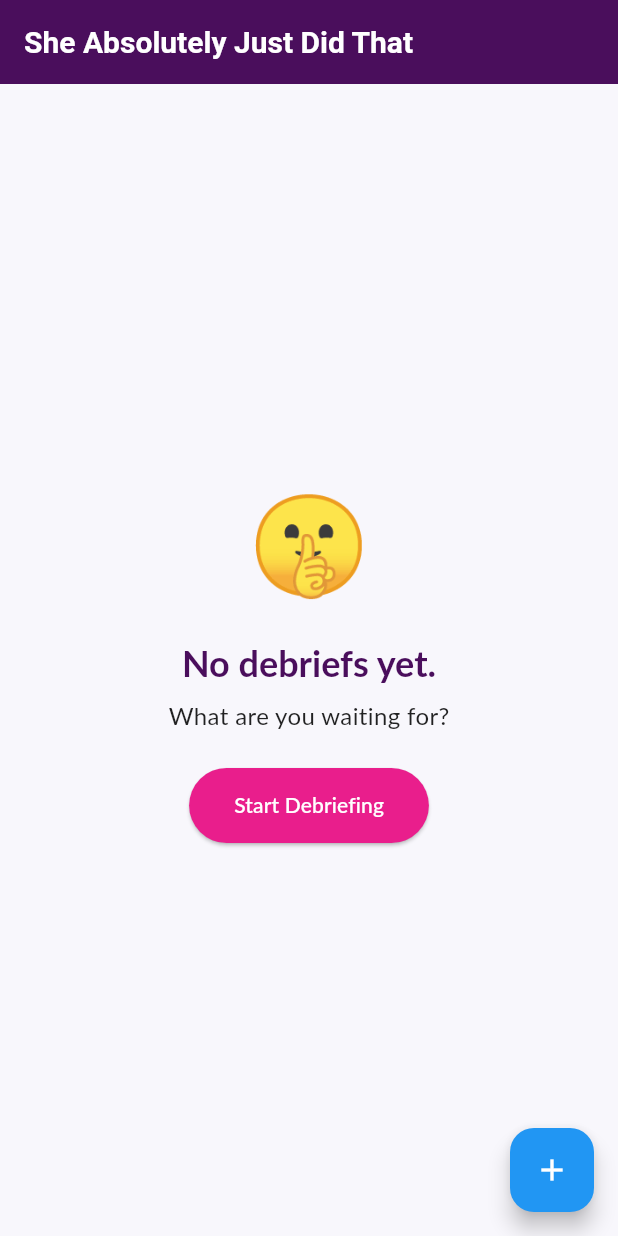
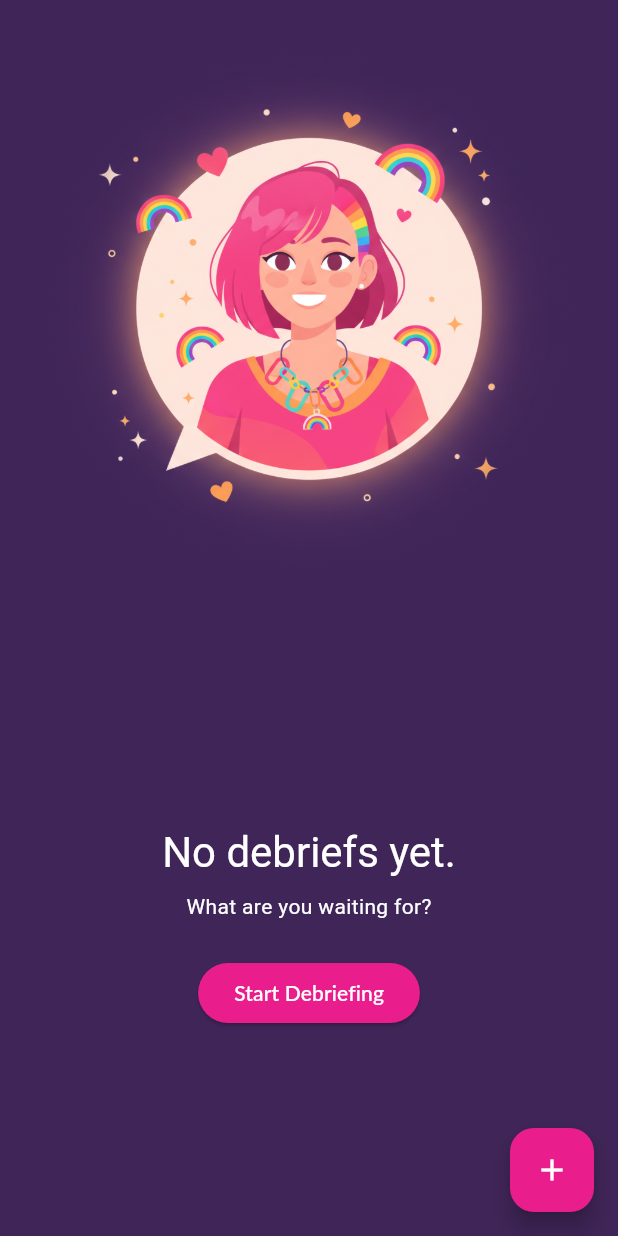
Before and after one commit to aprajnaparamita/shedidthat, a Flutter app: the screen it shows after launch, on a phone screen of 412 x 824 dp. Run offline on Flutter 3.47's test engine with Material 3 defaults, Android fonts, the phone set to English and light mode, and no system bars; drawn by our look-alikes of sentry_flutter; our stand-ins replace device_info_plus, shared_preferences; network calls fail.

Commit message:
updating colors and assets

```diff
--- a/frontend/lib/main.dart
+++ b/frontend/lib/main.dart
@@ -34,8 +34,9 @@ class MyApp extends StatelessWidget {
   Widget build(BuildContext context) {
     return MaterialApp(
       title: 'She Absolutely Just Did That',
-      theme: AppTheme.lightTheme,
-      darkTheme: AppTheme.darkTheme,
+      theme: AppTheme.darkTheme,
+      darkTheme: AppTheme.darkTheme, // Optional: Explicitly set dark theme
+      themeMode: ThemeMode.dark, // Enforce dark mode
       home: const HomeScreen(),
     );
   }
--- a/frontend/lib/screens/chat_screen.dart
+++ b/frontend/lib/screens/chat_screen.dart
@@ -3,6 +3,7 @@ import '../models/message.dart';
 import '../services/api_service.dart';
 import '../services/device_service.dart';
 import '../services/storage_service.dart';
+import '../theme/app_colors.dart';
 import '../widgets/chat_bubble.dart';
 import '../widgets/jess_typing_indicator.dart';
 
@@ -46,7 +47,7 @@ class _ChatScreenState extends State<ChatScreen> {
     final welcomeMessage = Message(
       role: 'assistant',
       content:
-          "Hey! So glad you're here. Just a heads-up, our chats are saved right here on your device, so your secrets are safe with you. I won't remember them next time. Now, what's on your mind?",
+          "Hey bestie! So glad you're here. What's on your mind?",
       timestamp: DateTime.now(),
     );
     setState(() {
@@ -92,6 +93,7 @@ class _ChatScreenState extends State<ChatScreen> {
   @override
   Widget build(BuildContext context) {
     return Scaffold(
+                  backgroundColor: AppColors.screenBackground,
       appBar: AppBar(
         title: const Text('Debrief'),
       ),
--- a/frontend/lib/screens/home_screen.dart
+++ b/frontend/lib/screens/home_screen.dart
@@ -54,11 +54,34 @@ class _HomeScreenState extends State<HomeScreen> {
   @override
   Widget build(BuildContext context) {
     return Scaffold(
-      appBar: AppBar(
-        title: const Text('She Absolutely Just Did That'),
+
+      body: LayoutBuilder(
+            builder: (context, constraints) {
+              final isMobile = constraints.maxWidth < 600;
+
+              Widget headerImage;
+              if (isMobile) {
+                headerImage = Image.asset(
+                  'assets/header.png',
+                  width: double.infinity,
+                  fit: BoxFit.fitWidth,
+                );
+              } else {
+                // For tablets/desktops, make it slightly larger
+                final headerHeight = constraints.maxHeight * 0.45;
+                headerImage = SizedBox(
+                  height: headerHeight,
+                  child: Image.asset(
+                    'assets/header.png',
+                    width: double.infinity,
+                    fit: BoxFit.contain,
                   ),
-      body: Column(
+                );
+              }
+
+              return Column(
                 children: [
+                  headerImage,
               if (kDebugMode)
                 Padding(
                   padding: const EdgeInsets.all(8.0),
@@ -107,6 +130,8 @@ class _HomeScreenState extends State<HomeScreen> {
                       ),
               ),
             ],
+          );
+        },
       ),
       floatingActionButton: FloatingActionButton(
         onPressed: _startNewConversation,
--- a/frontend/lib/theme/app_colors.dart
+++ b/frontend/lib/theme/app_colors.dart
@@ -1,14 +1,62 @@
 import 'package:flutter/material.dart';
 
 class AppColors {
+  // Primary Colors
   static const Color primary = Color(0xFF4A0E5C);
   static const Color accent = Color(0xFFE91E8C);
-  static const Color background = Color(0xFFF8F7FC);
-  static const Color jessBubble = Color(0xFFF0F0F0);
 
-  static const Gradient userBubbleGradient = LinearGradient(
-    colors: [primary, accent],
+  // Background Colors
+  static const Color mainBackground = Color(0xFF402558);
+  static const Color screenBackground = Color(0xFF402558);
+  static const Color cardBubbleBackground = Color(0xFF3D1048);
+
+  // Text Colors
+  static const Color primaryText = Color(0xFFFFFFFF);
+  static const Color secondaryText = Color(0xFFC9A3D6);
+  static const Color tertiaryText = Color(0xFF8B6B96);
+  static const Color disabledText = Color(0xFF5A3F63);
+
+  // Chat Bubbles
+  static const Color jessBubbleBackground = Color(0xFFF5F5F5);
+  static const Color jessBubbleText = Color(0xFF2D0838);
+  static const Color jessBubbleBorder = Color(0xFFE6E6E6);
+  static const Color userBubbleBackground = Color(0xFFE91E8C);
+  static const Color userBubbleGradientEnd = Color(0xFFFF3DA1);
+  static const Color userBubbleText = Color(0xFFFFFFFF);
+
+  // UI Elements
+  static const Color inputFieldBackground = Color(0xFF3D1048);
+  static const Color inputFieldBorder = Color(0xFF5A3F63);
+  static const Color inputFieldBorderFocus = Color(0xFFE91E8C);
+  static const Color inputText = Color(0xFFFFFFFF);
+  static const Color inputPlaceholder = Color(0xFF8B6B96);
+
+  static const Color buttonPrimary = Color(0xFFE91E8C);
+  static const Color buttonPrimaryHover = Color(0xFFFF3DA1);
+  static const Color buttonPrimaryText = Color(0xFFFFFFFF);
+
+  static const Color buttonSecondary = Color(0xFF5A3F63);
+  static const Color buttonSecondaryHover = Color(0xFF6D4C76);
+  static const Color buttonSecondaryText = Color(0xFFFFFFFF);
+
+  static const Color divider = Color(0xFF5A3F63);
+
+  // Status & Feedback
+  static const Color success = Color(0xFF7FD67F);
+  static const Color error = Color(0xFFFF6B6B);
+  static const Color warning = Color(0xFFFFB366);
+  static const Color info = Color(0xFF66B3FF);
+
+  // Gradients
+  static const LinearGradient userBubbleGradient = LinearGradient(
+    colors: [userBubbleBackground, userBubbleGradientEnd],
     begin: Alignment.topLeft,
     end: Alignment.bottomRight,
   );
+
+  static const LinearGradient headerGradient = LinearGradient(
+    colors: [mainBackground, screenBackground],
+    begin: Alignment.topCenter,
+    end: Alignment.bottomCenter,
+  );
 }
--- a/frontend/lib/theme/app_theme.dart
+++ b/frontend/lib/theme/app_theme.dart
@@ -2,87 +2,94 @@ import 'package:flutter/material.dart';
 import 'app_colors.dart';
 
 class AppTheme {
-  static ThemeData get lightTheme {
-    return ThemeData(
+  static ThemeData get darkTheme {
+    final darkBase = ThemeData.dark();
+    return darkBase.copyWith(
       primaryColor: AppColors.primary,
-      scaffoldBackgroundColor: AppColors.background,
-      fontFamily: 'Lato',
-      colorScheme: ColorScheme.fromSwatch().copyWith(
+      scaffoldBackgroundColor: AppColors.screenBackground,
+      colorScheme: darkBase.colorScheme.copyWith(
         primary: AppColors.primary,
         secondary: AppColors.accent,
-        background: AppColors.background,
+        background: AppColors.screenBackground,
+        surface: AppColors.cardBubbleBackground,
+        error: AppColors.error,
       ),
-      appBarTheme: const AppBarTheme(
-        backgroundColor: AppColors.primary,
-        foregroundColor: Colors.white,
-        titleTextStyle: TextStyle(fontSize: 20, fontWeight: FontWeight.bold),
+      appBarTheme: AppBarTheme(
+        backgroundColor: AppColors.mainBackground,
+        elevation: 0,
+        titleTextStyle: const TextStyle(
+          fontFamily: 'Lato',
+          fontSize: 20,
+          fontWeight: FontWeight.bold,
+          color: AppColors.primaryText,
+        ),
+        iconTheme: const IconThemeData(color: AppColors.primaryText),
       ),
-      textTheme: const TextTheme(
-        headlineMedium: TextStyle(fontSize: 24, fontWeight: FontWeight.bold, color: AppColors.primary),
-        bodyMedium: TextStyle(fontSize: 16, color: Colors.black87),
-        labelSmall: TextStyle(fontSize: 12, color: Colors.grey),
-      ),
+      textTheme: darkBase.textTheme.apply(fontFamily: 'Lato').copyWith(
+            headlineMedium: darkBase.textTheme.headlineMedium?.copyWith(
+              color: AppColors.primaryText,
+            ),
+            bodyMedium: darkBase.textTheme.bodyMedium?.copyWith(
+              color: AppColors.primaryText,
+            ),
+            titleMedium: darkBase.textTheme.titleMedium?.copyWith(
+              color: AppColors.secondaryText,
+            ),
+            labelSmall: darkBase.textTheme.labelSmall?.copyWith(
+              color: AppColors.tertiaryText, // For timestamps
+            ),
+          ),
       inputDecorationTheme: InputDecorationTheme(
         filled: true,
-        fillColor: Colors.white,
-        hintStyle: const TextStyle(color: Colors.grey),
-        border: OutlineInputBorder(
-          borderRadius: BorderRadius.circular(30),
-          borderSide: BorderSide.none,
+        fillColor: AppColors.inputFieldBackground,
+        hintStyle: const TextStyle(color: AppColors.inputPlaceholder),
+        enabledBorder: const OutlineInputBorder(
+          borderRadius: BorderRadius.all(Radius.circular(30.0)),
+          borderSide: BorderSide(color: AppColors.inputFieldBorder, width: 1.0),
         ),
+        focusedBorder: const OutlineInputBorder(
+          borderRadius: BorderRadius.all(Radius.circular(30.0)),
+          borderSide: BorderSide(color: AppColors.inputFieldBorderFocus, width: 2.0),
+        ),
+      ),
+      floatingActionButtonTheme: const FloatingActionButtonThemeData(
+        backgroundColor: AppColors.buttonPrimary,
+        foregroundColor: AppColors.buttonPrimaryText,
       ),
       elevatedButtonTheme: ElevatedButtonThemeData(
         style: ElevatedButton.styleFrom(
-          backgroundColor: AppColors.accent,
-          foregroundColor: Colors.white,
+          backgroundColor: AppColors.buttonPrimary,
+          foregroundColor: AppColors.buttonPrimaryText,
           shape: RoundedRectangleBorder(
-            borderRadius: BorderRadius.circular(30),
+            borderRadius: BorderRadius.circular(30.0),
           ),
-          padding: const EdgeInsets.symmetric(horizontal: 30, vertical: 15),
+        ),
+      ),
+      textButtonTheme: TextButtonThemeData(
+        style: TextButton.styleFrom(
+          foregroundColor: AppColors.secondaryText,
+        ),
+      ),
+      dividerTheme: const DividerThemeData(
+        color: AppColors.divider,
+        thickness: 1,
+      ),
+      cardTheme: CardThemeData(
+        color: AppColors.cardBubbleBackground,
+        elevation: 0,
+        shape: RoundedRectangleBorder(
+          borderRadius: BorderRadius.circular(12.0),
         ),
       ),
     );
   }
 
-  static ThemeData get darkTheme {
-    final darkBase = ThemeData.dark();
-    return darkBase.copyWith(
+  // Keeping light theme for completeness, but it's not currently used.
+  static ThemeData get lightTheme {
+    return ThemeData(
       primaryColor: AppColors.primary,
-      scaffoldBackgroundColor: Colors.grey[900],
-      colorScheme: darkBase.colorScheme.copyWith(
-        primary: AppColors.primary,
-        secondary: AppColors.accent,
-        brightness: Brightness.dark,
-      ),
-      appBarTheme: AppBarTheme(
-        backgroundColor: Colors.grey[850],
-        foregroundColor: Colors.white,
-        titleTextStyle: const TextStyle(fontFamily: 'Lato', fontSize: 20, fontWeight: FontWeight.bold),
-      ),
-      textTheme: darkBase.textTheme.apply(fontFamily: 'Lato').copyWith(
-        headlineMedium: const TextStyle(fontSize: 24, fontWeight: FontWeight.bold, color: Colors.white),
-        bodyMedium: const TextStyle(fontSize: 16, color: Colors.white70),
-        labelSmall: TextStyle(fontSize: 12, color: Colors.grey[400]),
-      ),
-      inputDecorationTheme: InputDecorationTheme(
-        filled: true,
-        fillColor: Colors.grey[800],
-        hintStyle: TextStyle(color: Colors.grey[400]),
-        border: OutlineInputBorder(
-          borderRadius: BorderRadius.circular(30),
-          borderSide: BorderSide.none,
-        ),
-      ),
-      elevatedButtonTheme: ElevatedButtonThemeData(
-        style: ElevatedButton.styleFrom(
-          backgroundColor: AppColors.accent,
-          foregroundColor: Colors.white,
-          shape: RoundedRectangleBorder(
-            borderRadius: BorderRadius.circular(30),
-          ),
-          padding: const EdgeInsets.symmetric(horizontal: 30, vertical: 15),
-        ),
-      ),
+      scaffoldBackgroundColor: Colors.white,
+      // Define other light theme properties if needed in the future
     );
   }
 }
--- a/frontend/lib/widgets/empty_state.dart
+++ b/frontend/lib/widgets/empty_state.dart
@@ -11,11 +11,6 @@ class EmptyState extends StatelessWidget {
       child: Column(
         mainAxisAlignment: MainAxisAlignment.center,
         children: [
-          Text(
-            '🤫',
-            style: TextStyle(fontSize: 64),
-          ),
-          const SizedBox(height: 16),
           Text(
             'No debriefs yet.',
             style: Theme.of(context).textTheme.headlineMedium,
--- a/frontend/pubspec.yaml
+++ b/frontend/pubspec.yaml
@@ -73,9 +73,9 @@ flutter:
           weight: 700
 
   # To add assets to your application, add an assets section, like this:
-  # assets:
-  #   - images/a_dot_burr.jpeg
-  #   - images/a_dot_ham.jpeg
+  assets:
+    - assets/header.png
+    - assets/jess.png
 
   # An image asset can refer to one or more resolution-specific "variants", see
   # https://flutter.dev/to/resolution-aware-images
```
Also changed, not shown: frontend/lib/widgets/chat_bubble.dart (+41 -25 lines), frontend/lib/widgets/conversation_card.dart (+35 -14 lines), frontend/lib/widgets/jess_typing_indicator.dart (+9 -5 lines), assets/header.png (added), assets/jess.png (added), assets/logo.png, assets/logo.svg, frontend/assets/header.png (added), frontend/assets/jess.png (added), 4 other files. Lines whose indentation alone changed are shown as unchanged.
